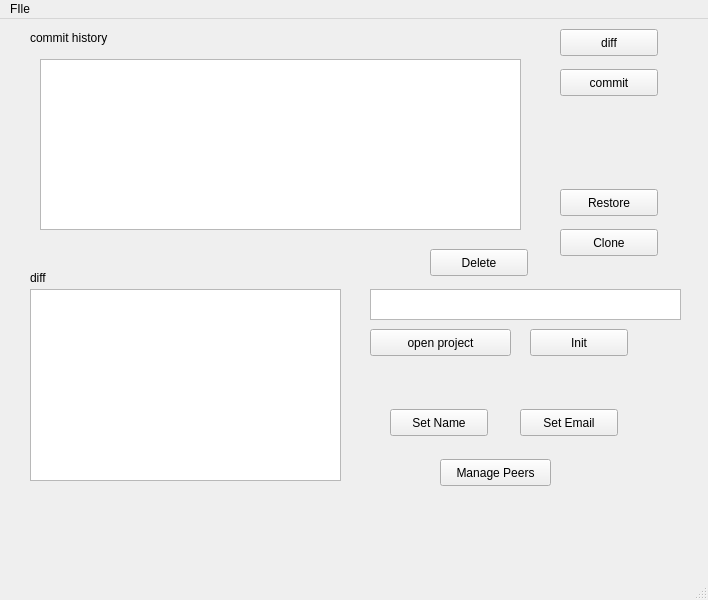
Qt form git.ui (shivanshuag/gaea) before a commit.
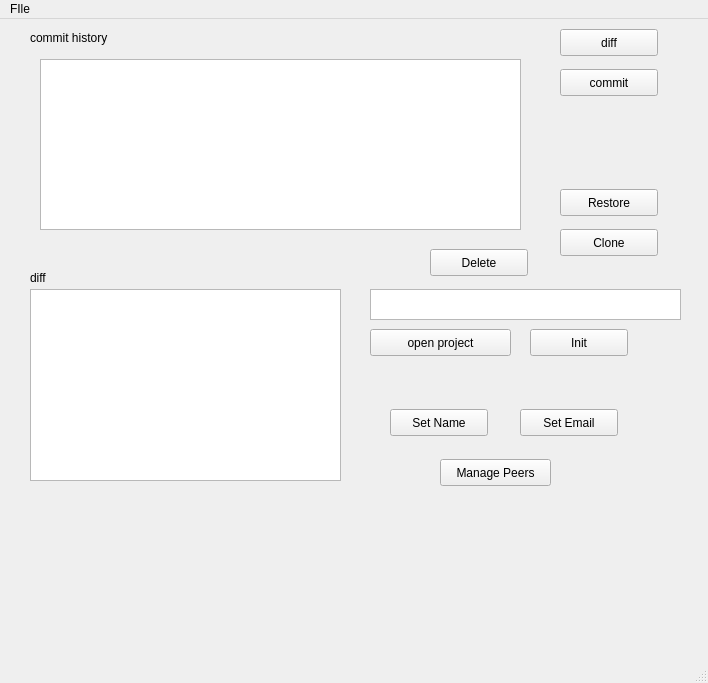
The same form after that commit.

The edit to the form file:
```diff
--- a/git.ui
+++ b/git.ui
@@ -7,7 +7,7 @@
     <x>0</x>
     <y>0</y>
     <width>708</width>
-    <height>600</height>
+    <height>683</height>
    </rect>
   </property>
   <property name="windowTitle">
```
